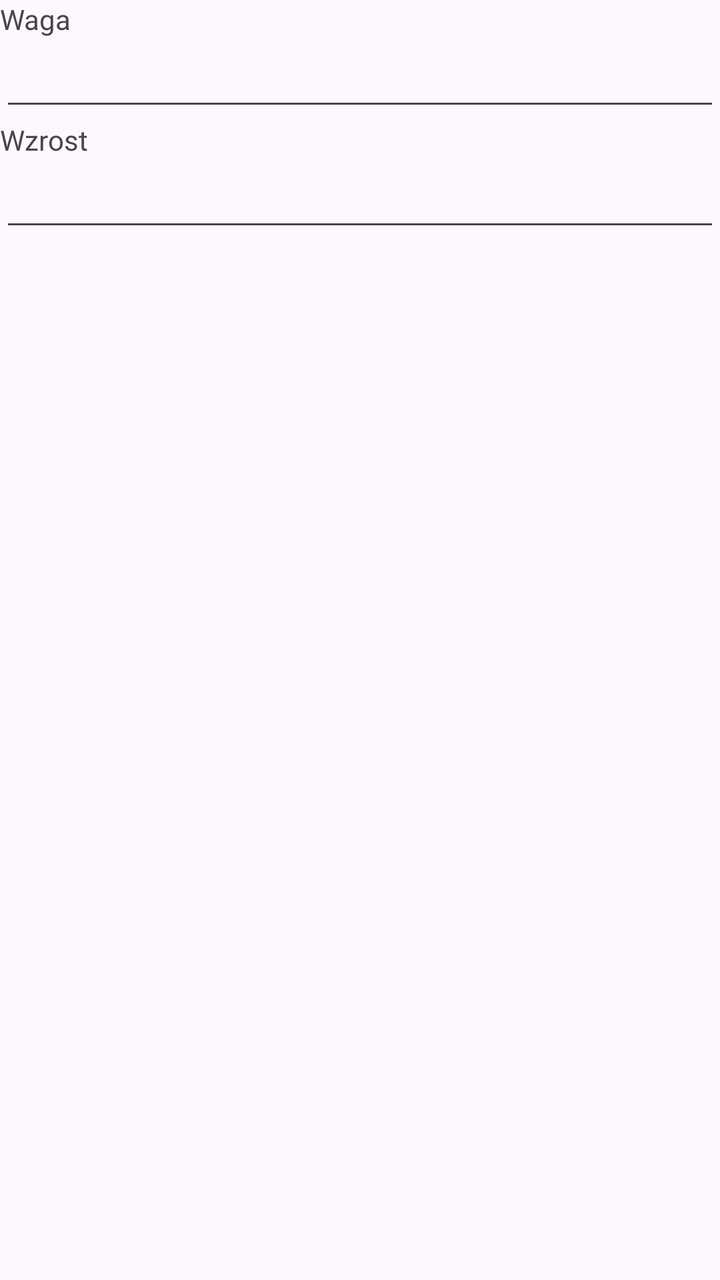
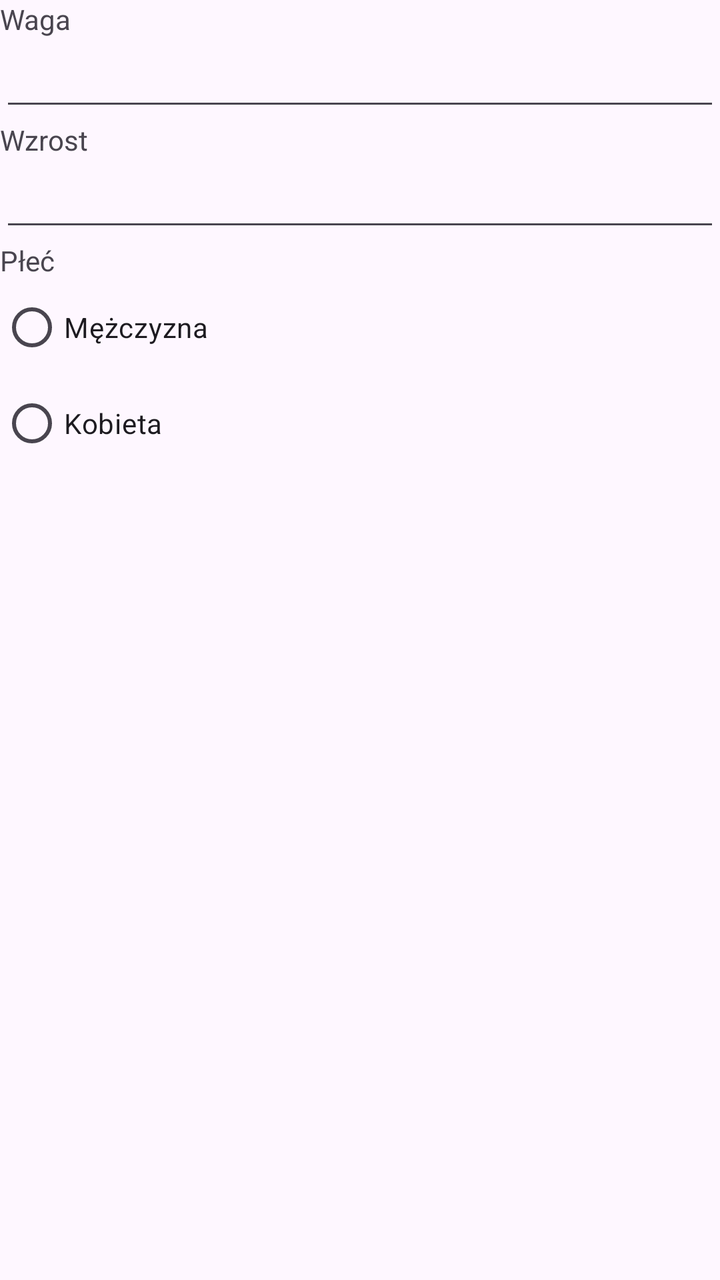

Screens rendered from an Android XML layout before and after an edit, with the pre-edit source and the edit as a unified diff.
<!-- AndroidManifest.xml: application theme Theme._07_zadanie4 -->
<!-- res/layout/activity_main.xml -->
<?xml version="1.0" encoding="utf-8"?>
<androidx.constraintlayout.widget.ConstraintLayout xmlns:android="http://schemas.android.com/apk/res/android"
    xmlns:app="http://schemas.android.com/apk/res-auto"
    xmlns:tools="http://schemas.android.com/tools"
    android:id="@+id/main"
    android:layout_width="match_parent"
    android:layout_height="match_parent"
    tools:context=".MainActivity">

    <TextView
        android:id="@+id/textView2"
        android:layout_width="wrap_content"
        android:layout_height="wrap_content"
        android:text="Wzrost"
        app:layout_constraintStart_toStartOf="parent"
        app:layout_constraintTop_toBottomOf="@+id/TextWaga" />

    <EditText
        android:id="@+id/TextWaga"
        android:layout_width="0dp"
        android:layout_height="wrap_content"
        android:ems="10"
        android:inputType="numberDecimal"
        app:layout_constraintEnd_toEndOf="parent"
        app:layout_constraintStart_toStartOf="parent"
        app:layout_constraintTop_toBottomOf="@+id/textView" />

    <TextView
        android:id="@+id/textView"
        android:layout_width="wrap_content"
        android:layout_height="wrap_content"
        android:text="Waga"
        app:layout_constraintStart_toStartOf="parent"
        app:layout_constraintTop_toTopOf="parent" />

    <EditText
        android:id="@+id/editTextNumber"
        android:layout_width="0dp"
        android:layout_height="wrap_content"
        android:ems="10"
        android:inputType="number"
        app:layout_constraintEnd_toEndOf="parent"
        app:layout_constraintStart_toStartOf="parent"
        app:layout_constraintTop_toBottomOf="@+id/textView2" />
</androidx.constraintlayout.widget.ConstraintLayout>
<!-- resources referenced by this layout -->
<resources>
  <style name="Theme._07_zadanie4" parent="Base.Theme._07_zadanie4" />
  <style name="Base.Theme._07_zadanie4" parent="Theme.Material3.DayNight.NoActionBar">
          
          
      </style>
</resources>

<!-- the commit's change to res/layout/activity_main.xml (unified diff, before → after) -->
@@ -14,6 +14,14 @@
         android:text="Wzrost"
         app:layout_constraintStart_toStartOf="parent"
         app:layout_constraintTop_toBottomOf="@+id/TextWaga" />
+
+    <TextView
+        android:id="@+id/textView3"
+        android:layout_width="wrap_content"
+        android:layout_height="wrap_content"
+        android:text="Płeć"
+        app:layout_constraintStart_toStartOf="parent"
+        app:layout_constraintTop_toBottomOf="@+id/TextWzrost" />
 
     <EditText
         android:id="@+id/TextWaga"
@@ -34,7 +42,7 @@
         app:layout_constraintTop_toTopOf="parent" />
 
     <EditText
-        android:id="@+id/editTextNumber"
+        android:id="@+id/TextWzrost"
         android:layout_width="0dp"
         android:layout_height="wrap_content"
         android:ems="10"
@@ -42,4 +50,23 @@
         app:layout_constraintEnd_toEndOf="parent"
         app:layout_constraintStart_toStartOf="parent"
         app:layout_constraintTop_toBottomOf="@+id/textView2" />
+
+    <RadioGroup
+        android:layout_width="wrap_content"
+        android:layout_height="wrap_content"
+        app:layout_constraintStart_toStartOf="parent"
+        app:layout_constraintTop_toBottomOf="@+id/textView3" >
+
+        <RadioButton
+            android:id="@+id/radioM"
+            android:layout_width="match_parent"
+            android:layout_height="wrap_content"
+            android:text="Mężczyzna" />
+
+        <RadioButton
+            android:id="@+id/radioK"
+            android:layout_width="match_parent"
+            android:layout_height="wrap_content"
+            android:text="Kobieta" />
+    </RadioGroup>
 </androidx.constraintlayout.widget.ConstraintLayout>
